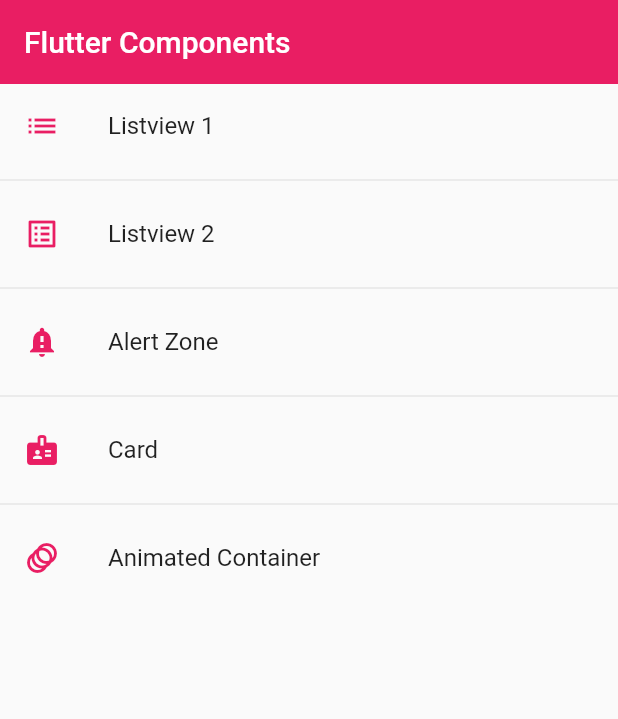
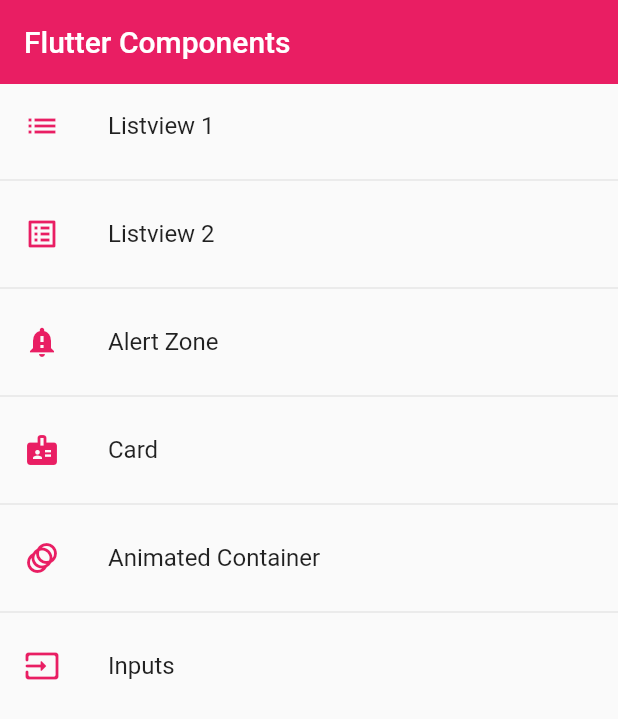
Before and after one commit to GitRockie/flutter_app_1, a Flutter app: the screen it shows after launch, on a phone screen of 412 x 824 dp. Shown: the top 719 px of the screen. Run offline on Flutter 3.47's test engine with Material 2 defaults, Android fonts, the phone set to English and light mode, and no system bars.

Commit message:
Forms Creation
Create Menu options, export screen
Appbar add
Thinking about scroll to implement inputs SingleChildScrollView
TextFormField add to work with forms controllers

```diff
--- a/lib/router/app_routes.dart
+++ b/lib/router/app_routes.dart
@@ -44,6 +44,12 @@ class AppRoutes {
       screen: const AnimatedScreen(),
       icon: Icons.animation_outlined,
     ),
+    MenuOption(
+      route: 'inputs',
+      nameRoot: 'Inputs',
+      screen: const InputsScreen(),
+      icon: Icons.input_rounded,
+    ),
   ];
 
   static Map<String, Widget Function(BuildContext)> getAppRoutes() {
--- a/lib/screens/screens.dart
+++ b/lib/screens/screens.dart
@@ -1,9 +1,8 @@
+export 'package:flutter_app_1/screens/alert_screen.dart';
 export 'package:flutter_app_1/screens/animated_screen.dart';
-
 export 'package:flutter_app_1/screens/avatar_screen.dart';
-
-export 'package:flutter_app_1/screens/alert_screen.dart';
 export 'package:flutter_app_1/screens/card_screen.dart';
 export 'package:flutter_app_1/screens/home_screen.dart';
+export 'package:flutter_app_1/screens/inputs_screen.dart';
 export 'package:flutter_app_1/screens/listview1_screen.dart';
 export 'package:flutter_app_1/screens/listview2_screen.dart';
```
Also changed, not shown: lib/screens/inputs_screen.dart (added, +29 -0 lines).
